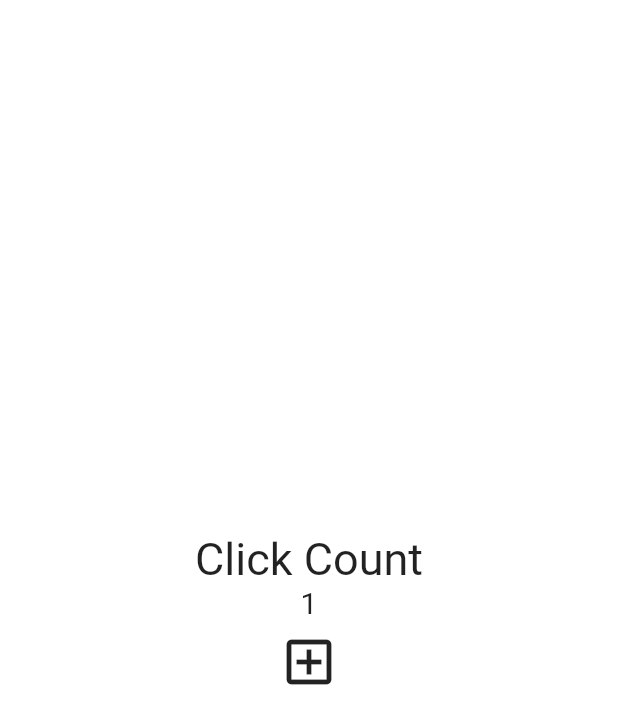
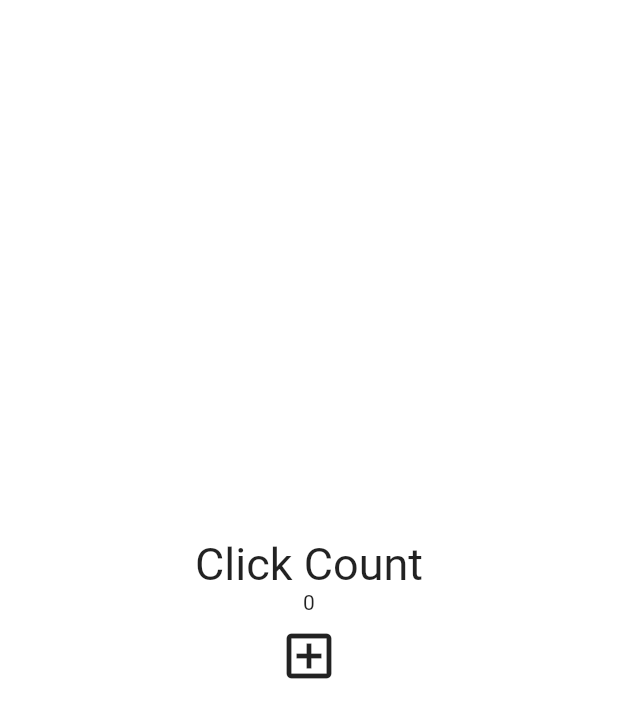
Before and after one commit to junxtar/flutter-study, a Flutter app: the screen it shows after launch, after a tap on the "add box" icon, on a phone screen of 412 x 824 dp. Shown: the top 724 px of the screen. Run offline on Flutter 3.47's test engine with Material 2 defaults, Android fonts, the phone set to English and light mode, and no system bars.

Commit message:
state of array

```diff
--- a/stateful_widgets/lib/main.dart
+++ b/stateful_widgets/lib/main.dart
@@ -12,11 +12,11 @@ class App extends StatefulWidget {
 }
 
 class _AppState extends State<App> {
-  int counter = 0;
+  List<int> numbers = [];
 
   void onPressed() {
     setState(() {
-      counter += 1;
+      numbers.add(numbers.length);
     });
   }
 
@@ -35,12 +35,7 @@ class _AppState extends State<App> {
                 fontSize: 30,
               ),
             ),
-            Text(
-              "$counter",
-              style: const TextStyle(
-                fontSize: 20,
-              ),
-            ),
+            for (var value in numbers) Text('$value'),
             IconButton(
               iconSize: 40,
               onPressed: onPressed,
```
